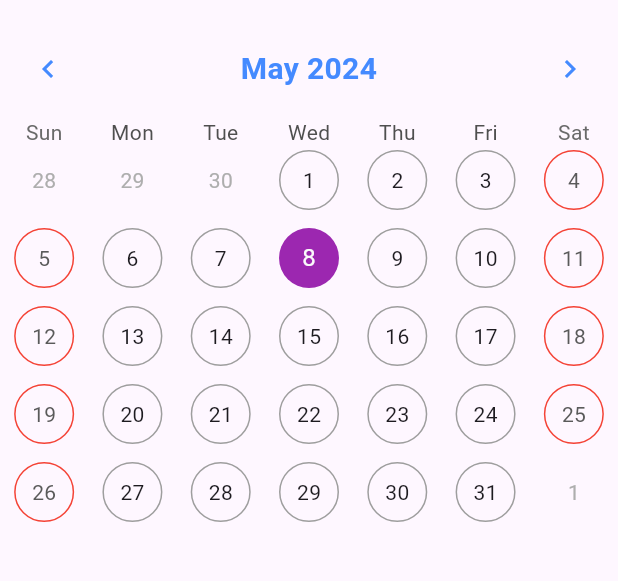
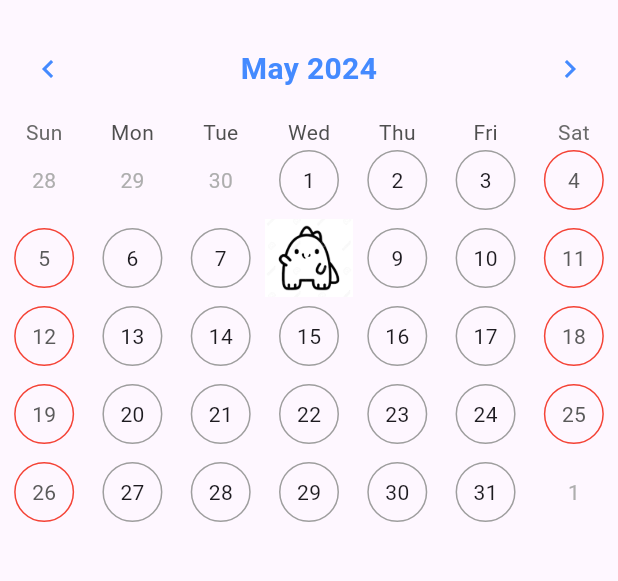
Before and after one commit to ingyeomnote/mood_tracker, a Flutter app: the screen it shows after launch, on a phone screen of 412 x 824 dp, the part 63-644 px from its top. Run offline on Flutter 3.47's test engine with Material 3 defaults, Android fonts, the phone set to English and light mode, and no system bars; drawn by our look-alikes of table_calendar; our stand-ins replace shared_preferences.

Commit message:
날짜 선택할 때 나오는 이미지 추가

```diff
--- a/lib/mood_calendar.dart
+++ b/lib/mood_calendar.dart
@@ -69,6 +69,29 @@ class MoodCalendar extends StatelessWidget {
 
       // 마커를 세밀하게 조정
       calendarBuilders: CalendarBuilders(
+        selectedBuilder: (context, date, _) {
+          // 선택된 날짜에 이미지를 사용하도록 구성
+          return Container(
+            width: 50, // 날짜 셀 크기
+            height: 50,
+            decoration: BoxDecoration(
+              image: DecorationImage(
+                image: AssetImage('assets/selected_day_image.png'), // 원하는 이미지 경로
+                fit: BoxFit.cover,
+              ),
+            ),
+            alignment: Alignment.center,
+            child: Text(
+              '${date.day}',
+              style: TextStyle(
+                color: Colors.white,
+                fontWeight: FontWeight.bold,
+              ),
+            ),
+          );
+        },
+
+        // 이벤트 마커 설정
         markerBuilder: (context, date, events) {
           if (events.isNotEmpty) {
             return Positioned(
--- a/pubspec.yaml
+++ b/pubspec.yaml
@@ -59,10 +59,13 @@ flutter:
   # the material Icons class.
   uses-material-design: true
 
+
   # To add assets to your application, add an assets section, like this:
   # assets:
   #   - images/a_dot_burr.jpeg
   #   - images/a_dot_ham.jpeg
+  assets:
+    - assets/selected_day_image.png
 
   # An image asset can refer to one or more resolution-specific "variants", see
   # https://flutter.dev/assets-and-images/#resolution-aware
```
Also changed, not shown: assets/selected_day_image.png (added), pubspec.lock.
